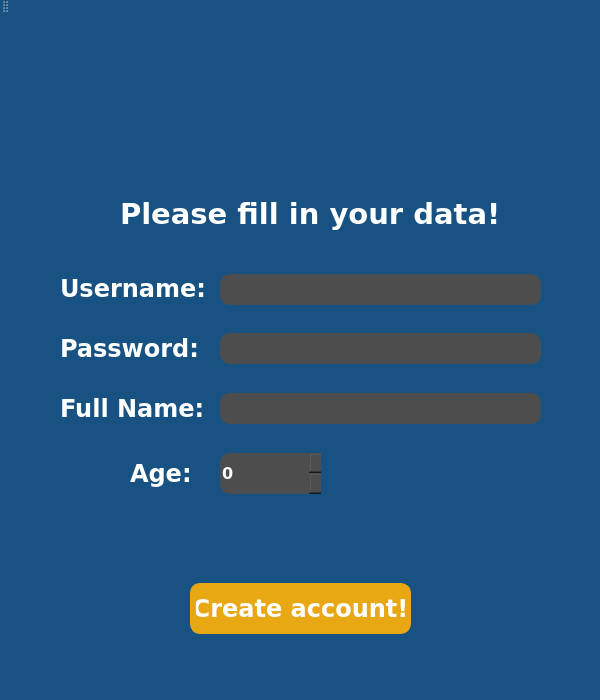
Before: the Qt Designer form MoviePlatformApp/MoviePlatformApp/RegisterPage.ui in TudiMoldoveanu/MovieRecomendationApp, drawn with Qt 5.
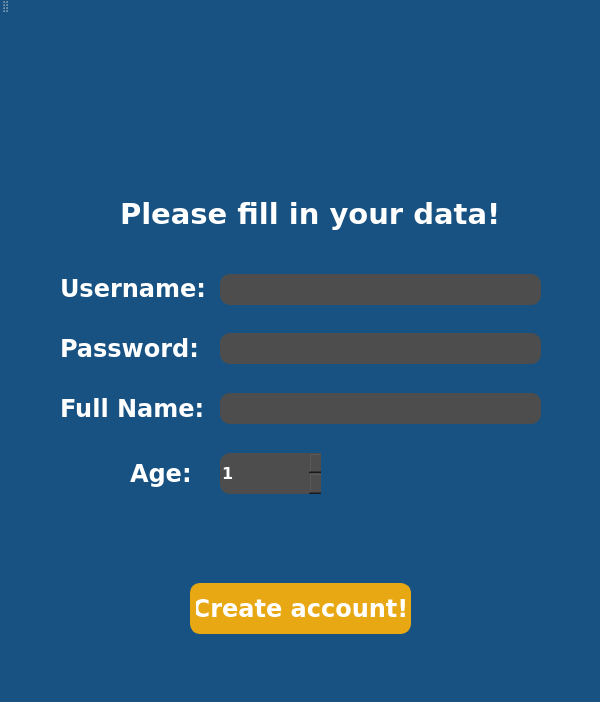
After: the same form once the commit is applied. Icons and pictures are not drawn.

Diff of the .ui file:
```diff
--- a/MoviePlatformApp/MoviePlatformApp/RegisterPage.ui
+++ b/MoviePlatformApp/MoviePlatformApp/RegisterPage.ui
@@ -7,7 +7,7 @@
     <x>0</x>
     <y>0</y>
     <width>600</width>
-    <height>700</height>
+    <height>702</height>
    </rect>
   </property>
   <property name="windowTitle">
@@ -383,6 +383,9 @@
     <property name="buttonSymbols">
      <enum>QAbstractSpinBox::UpDownArrows</enum>
     </property>
+    <property name="minimum">
+     <number>1</number>
+    </property>
    </widget>
    <widget class="QPushButton" name="pushButton">
     <property name="geometry">
```
Left out of the diff: 2 changed lines with no effect on the pictures.
